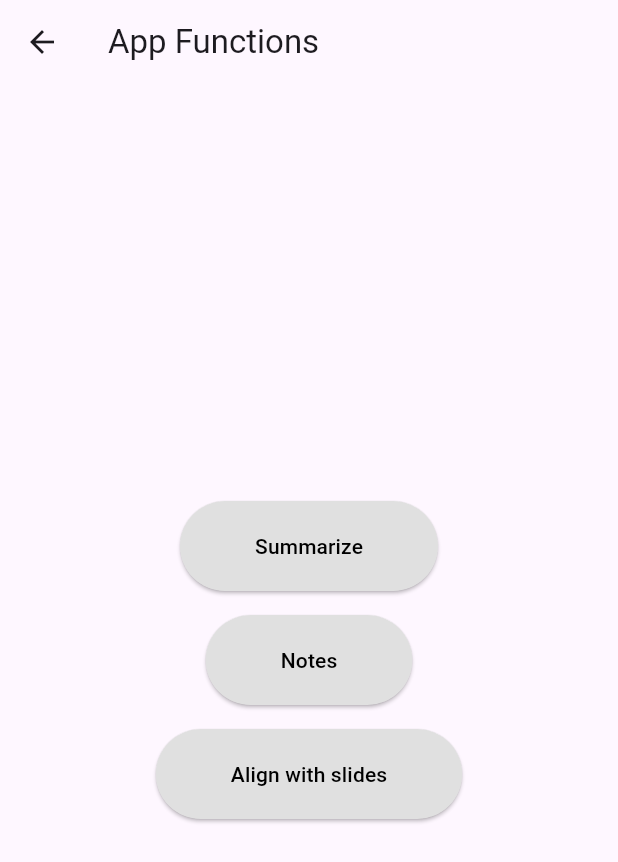
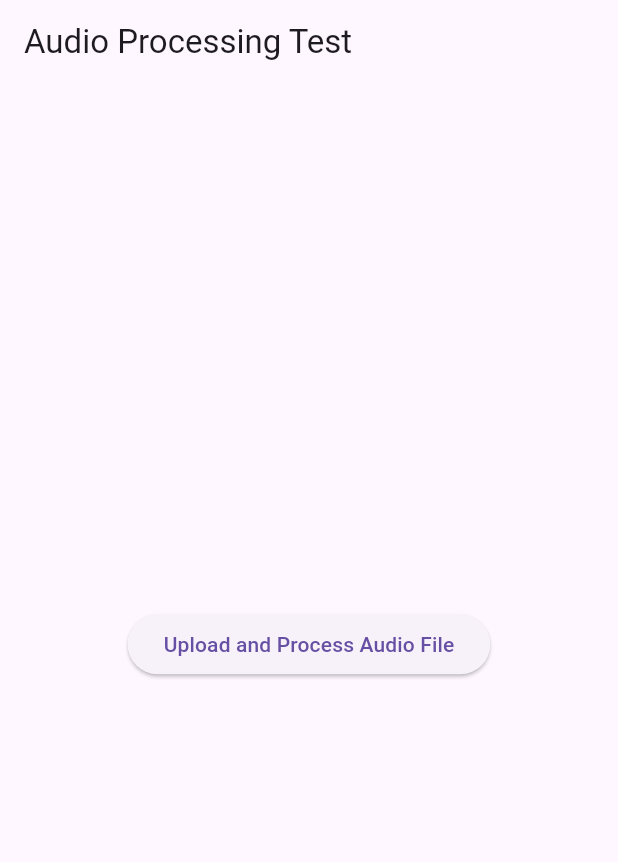
Before and after one commit to diegotg2000/I-E-Advanced, a Flutter app: the screen it shows after launch, on a phone screen of 412 x 824 dp. Shown: the top 862 px of the screen. Run offline on Flutter 3.47's test engine with Material 3 defaults, Android fonts, the phone set to English and light mode, and no system bars; our stand-ins replace file_picker.

Commit message:
F/b connection test

```diff
--- a/flutter_application_1/lib/main.dart
+++ b/flutter_application_1/lib/main.dart
@@ -1,5 +1,7 @@
 import 'package:flutter/material.dart';
+import 'package:http/http.dart' as http;
 import 'package:file_picker/file_picker.dart';
+import 'dart:convert';
 
 void main() {
   runApp(MyApp());
@@ -9,134 +11,92 @@ class MyApp extends StatelessWidget {
   @override
   Widget build(BuildContext context) {
     return MaterialApp(
-      title: 'Function App',
+      title: 'Audio Processing Test',
       home: HomeScreen(),
     );
   }
 }
 
-class HomeScreen extends StatelessWidget {
+class HomeScreen extends StatefulWidget {
+  @override
+  _HomeScreenState createState() => _HomeScreenState();
+}
+
+class _HomeScreenState extends State<HomeScreen> {
+  String _responseMessage = '';
+  bool _isProcessing = false;
+
+  Future<void> uploadAndProcessAudioFile() async {
+    setState(() {
+      _isProcessing = true;
+    });
+
+    FilePickerResult? result = await FilePicker.platform.pickFiles(
+      type: FileType.audio,
+    );
+
+    if (result != null) {
+      PlatformFile file = result.files.first;
+
+      var request = http.MultipartRequest(
+        'POST',
+        Uri.parse('http://localhost:5000/process-audio'),
+      );
+
+      request.files.add(http.MultipartFile.fromBytes(
+        'audio',
+        file.bytes!,
+        filename: file.name,
+      ));
+
+      try {
+        var streamedResponse = await request.send();
+        var response = await http.Response.fromStream(streamedResponse);
+
+        if (response.statusCode == 200) {
+          var responseData = json.decode(response.body);
+          setState(() {
+            _responseMessage = responseData['transcript'] ?? 'Transcription not available';
+          });
+        } else {
+          setState(() {
+            _responseMessage = 'Failed to process audio file. Status code: ${response.statusCode}';
+          });
+        }
+      } catch (e) {
+        setState(() {
+          _responseMessage = 'Error: $e';
+        });
+      }
+    }
+
+    setState(() {
+      _isProcessing = false;
+    });
+  }
+
   @override
   Widget build(BuildContext context) {
     return Scaffold(
       appBar: AppBar(
-        title: Text('App Functions'),
-        leading: IconButton(
-          icon: Icon(Icons.arrow_back),
-          onPressed: () {
-            Navigator.pop(context);
-          },
-        ),
+        title: Text('Audio Processing Test'),
       ),
       body: Center(
         child: Column(
           mainAxisAlignment: MainAxisAlignment.center,
           children: <Widget>[
-            FunctionButton(
-              buttonText: 'Summarize',
-              onPressed: () {
-                // Logic for Summarize button
-              },
+            if (_isProcessing)
+              CircularProgressIndicator(),
+            SizedBox(height: 20),
+            ElevatedButton(
+              onPressed: _isProcessing ? null : uploadAndProcessAudioFile,
+              child: Text('Upload and Process Audio File'),
             ),
-            FunctionButton(
-              buttonText: 'Notes',
-              onPressed: () {
-                // Logic for Notes button
-              },
-            ),
-            FunctionButton(
-              buttonText: 'Align with slides',
-              onPressed: () {
-                Navigator.push(
-                  context,
-                  MaterialPageRoute(
-                      builder: (context) => AlignWithSlidesScreen()),
-                );
-              },
-            ),
+            SizedBox(height: 20),
+            Text(_responseMessage),
           ],
         ),
       ),
     );
   }
 }
-
-class AlignWithSlidesScreen extends StatelessWidget {
-  @override
-  Widget build(BuildContext context) {
-    return Scaffold(
-      appBar: AppBar(
-        title: Text('Align with Slides'),
-        leading: IconButton(
-          icon: Icon(Icons.arrow_back),
-          onPressed: () {
-            Navigator.pop(context);
-          },
-        ),
-      ),
-      body: Center(
-        child: Column(
-          mainAxisAlignment: MainAxisAlignment.center,
-          children: <Widget>[
-            FunctionButton(
-              buttonText: 'Upload Record',
-              onPressed: () async {
-                FilePickerResult? result = await FilePicker.platform.pickFiles(
-                  type: FileType.audio,
-                );
-
-                if (result != null) {
-                  PlatformFile file = result.files.first;
-                  print(file.name);
-                  // Now you can use the file.name and file.bytes or file.path to upload or use the file
-                } else {
-                  // User canceled the picker
-                }
-              },
-            ),
-            FunctionButton(
-              buttonText: 'Upload Slides',
-              onPressed: () async {
-                FilePickerResult? result = await FilePicker.platform.pickFiles(
-                  type: FileType.custom,
-                  allowedExtensions: ['pdf', 'ppt', 'pptx'],
-                );
-
-                if (result != null) {
-                  PlatformFile file = result.files.first;
-                  print(file.name);
-                  // Similarly, use the file as needed for upload or processing
-                } else {
-                  // User canceled the picker
-                }
-              },
-            ),
-          ],
-        ),
-      ),
-    );
-  }
-}
-
-class FunctionButton extends StatelessWidget {
-  final String buttonText;
-  final VoidCallback onPressed;
-
-  FunctionButton({required this.buttonText, required this.onPressed});
-
-  @override
-  Widget build(BuildContext context) {
-    return Padding(
-      padding: const EdgeInsets.all(8.0),
-      child: ElevatedButton(
-        onPressed: onPressed,
-        child: Text(buttonText),
-        style: ElevatedButton.styleFrom(
-          primary: Colors.grey[300], // Button color
-          onPrimary: Colors.black, // Text color
-          padding: EdgeInsets.symmetric(horizontal: 50, vertical: 20),
-        ),
-      ),
-    );
-  }
-}
--- a/flutter_application_1/pubspec.yaml
+++ b/flutter_application_1/pubspec.yaml
@@ -12,6 +12,7 @@ environment:
 dependencies:
   flutter:
     sdk: flutter
+  http: ^0.13.3 # use the latest version compatible with your project
   file_picker: ^6.1.1 # Use the latest version of file_picker
 
 
```
Also changed, not shown: flutter_application_1/pubspec.lock, 2 other files.
